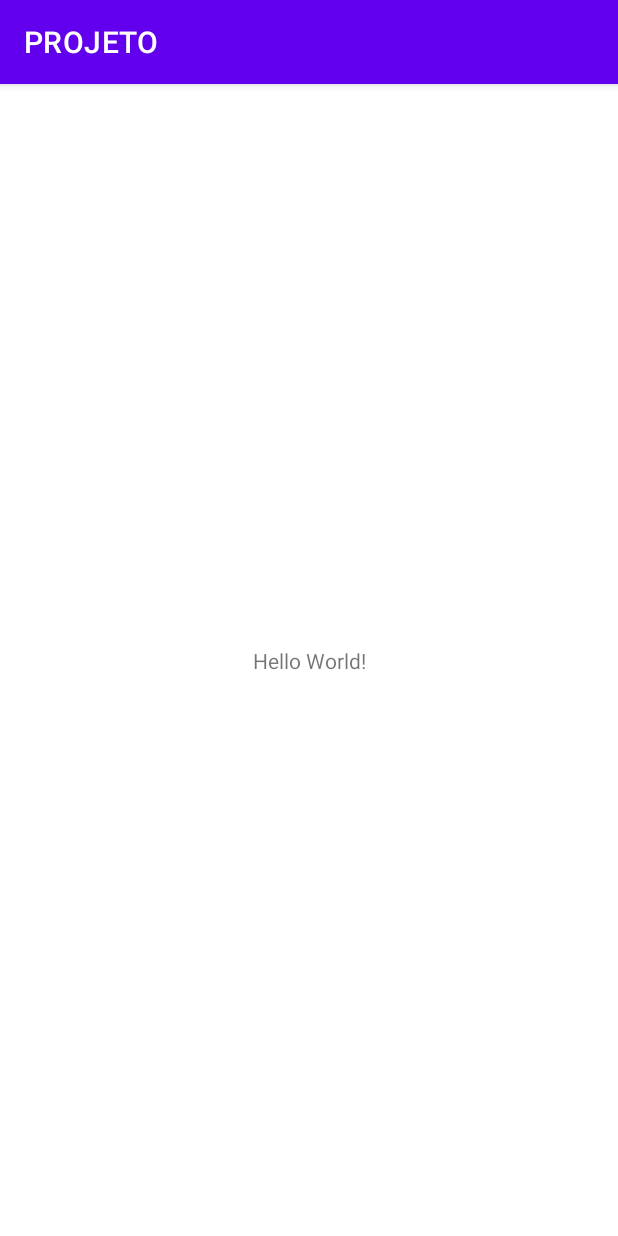
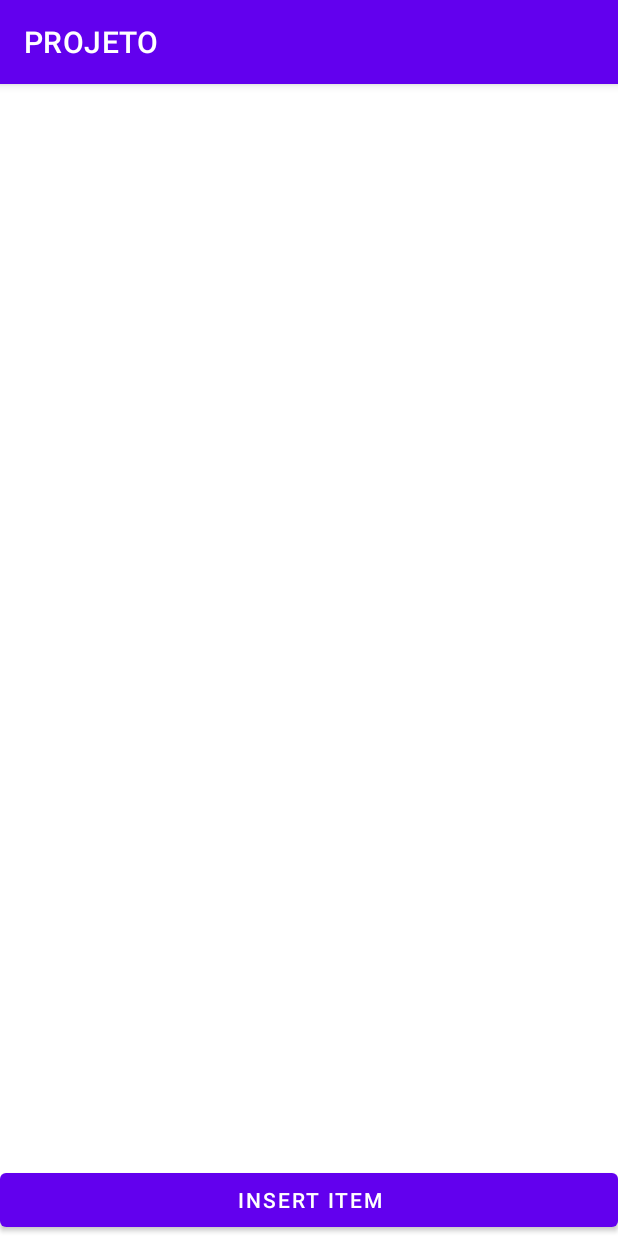
Before and after one commit to Marco-Macedo/PROJETO, an Android app: the screen it shows after launch (MainActivity), on a phone screen of 412 x 824 dp. Run offline under Robolectric (Android 15) with nearby library versions, the phone set to English and light mode, and no system bars.

Commit message:
Recycler Line

```diff
--- a/app/src/main/res/layout/activity_main.xml
+++ b/app/src/main/res/layout/activity_main.xml
@@ -1,18 +1,29 @@
 <?xml version="1.0" encoding="utf-8"?>
-<androidx.constraintlayout.widget.ConstraintLayout xmlns:android="http://schemas.android.com/apk/res/android"
+<RelativeLayout
+    android:layout_height="match_parent"
+    android:layout_width="match_parent"
     xmlns:app="http://schemas.android.com/apk/res-auto"
     xmlns:tools="http://schemas.android.com/tools"
-    android:layout_width="match_parent"
-    android:layout_height="match_parent"
-    tools:context=".MainActivity">
+    tools:context=".MainActivity"
+    xmlns:android="http://schemas.android.com/apk/res/android">
 
-    <TextView
-        android:layout_width="wrap_content"
+
+    <androidx.recyclerview.widget.RecyclerView
+        android:id="@+id/recycler_view"
+        android:layout_width="match_parent"
+        android:layout_height="match_parent"
+        app:layout_constraintBottom_toBottomOf="parent"
+        app:layout_constraintEnd_toEndOf="parent"
+        app:layout_constraintStart_toStartOf="parent"
+        tools:listitem="@layout/recyclerline"
+        app:layout_constraintTop_toTopOf="parent">
+
+    </androidx.recyclerview.widget.RecyclerView>
+
+    <Button
+        android:layout_width="match_parent"
         android:layout_height="wrap_content"
-        android:text="Hello World!"
-        app:layout_constraintBottom_toBottomOf="parent"
-        app:layout_constraintLeft_toLeftOf="parent"
-        app:layout_constraintRight_toRightOf="parent"
-        app:layout_constraintTop_toTopOf="parent" />
-
-</androidx.constraintlayout.widget.ConstraintLayout>
+        android:layout_alignParentBottom="true"
+        android:text="Insert item"
+        android:onClick="insert"></Button>
+</RelativeLayout>
```
Also changed, not shown: app/src/main/res/layout/recyclerline.xml (added, +32 -0 lines).
